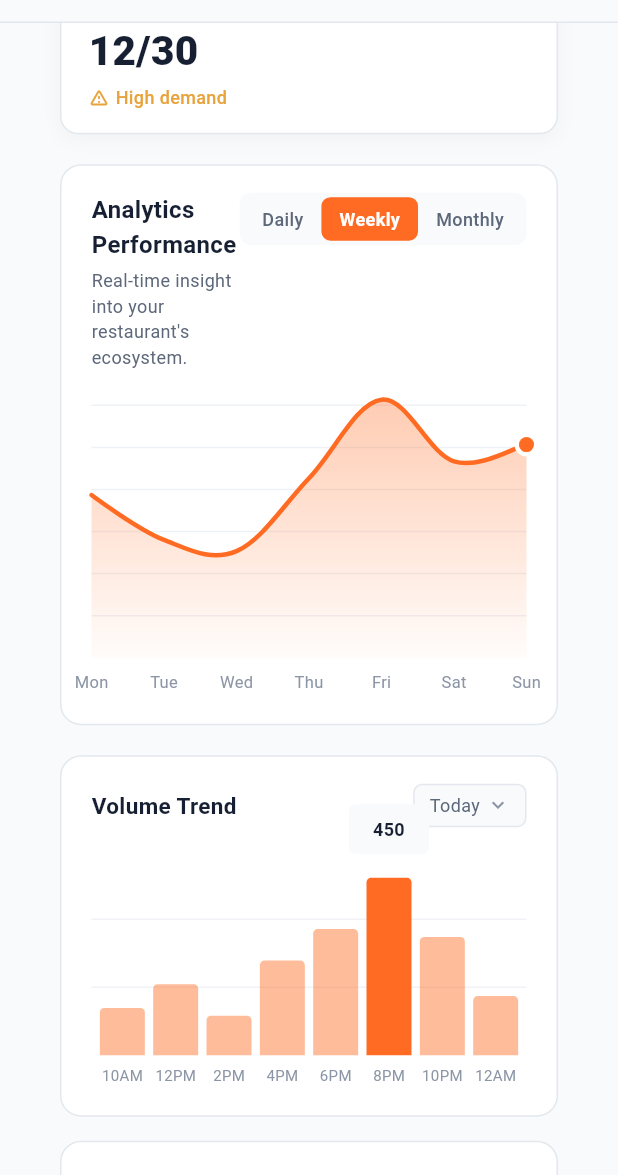
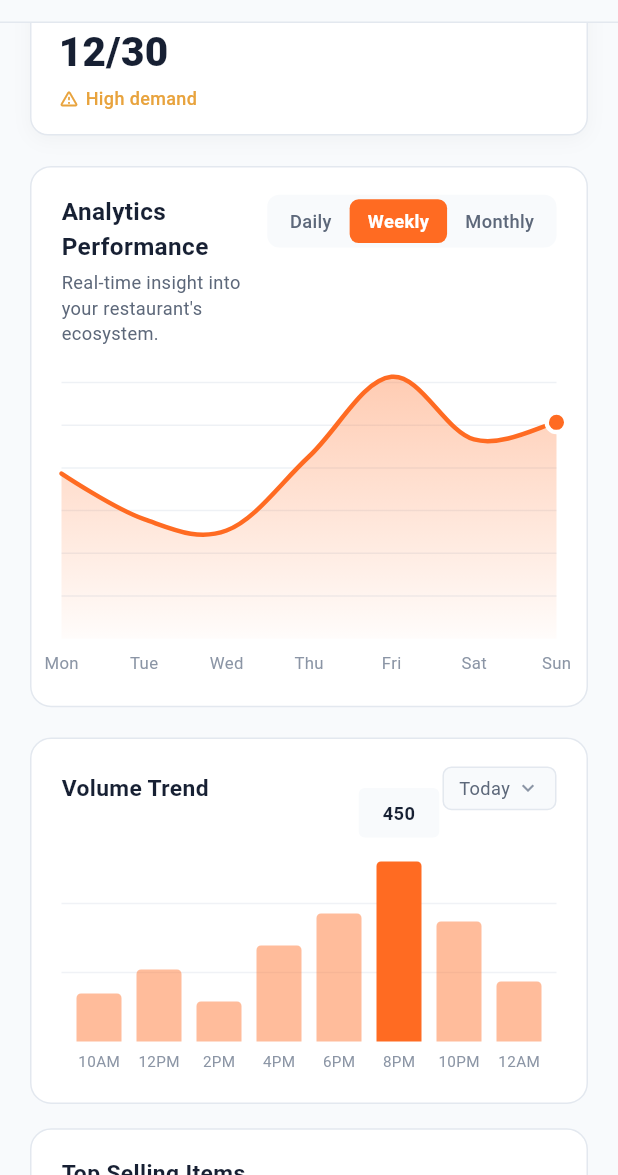
Before and after one commit to shubhnesh/RDX-Admin-Panel, a Flutter app: the screen it shows once a user with an empty profile is signed in, scrolled down 576 dp, on a phone screen of 412 x 824 dp, the part 61-1236 px from its top. Run offline on Flutter 3.47's test engine with Material 3 defaults, Android fonts, the phone set to English and light mode, and no system bars; drawn by our look-alikes of fl_chart; our stand-ins replace cloud_firestore, firebase_auth, firebase_core; accounts and stored records are empty; Roboto replaces fonts that are missing (Segoe UI).

Commit message:
improving dashboard responsiveness

```diff
--- a/lib/screens/dashboard/dashboard_screen.dart
+++ b/lib/screens/dashboard/dashboard_screen.dart
@@ -45,16 +45,16 @@ class _DashboardScreenState extends State<DashboardScreen> {
                   color: AppColors.primary,
                   onRefresh: provider.load,
                   child: ListView(
-                    padding: Responsive.pagePadding(context),
+                    padding: context.defaultScreenPadding(),
                     children: [
                       _buildTopBar(colors),
-                      const SizedBox(height: 20),
+                      SizedBox(height: context.h(20)),
                       _buildStatCards(provider.stats!, colors),
-                      const SizedBox(height: 20),
+                      SizedBox(height: context.h(20)),
                       _buildAnalyticsCard(provider.stats!, colors),
-                      const SizedBox(height: 20),
+                      SizedBox(height: context.h(20)),
                       _buildMiddleRow(provider.stats!, colors),
-                      const SizedBox(height: 20),
+                      SizedBox(height: context.h(20)),
                       _buildRecentActivity(provider.recentActivity, colors),
                     ],
                   ),
@@ -68,7 +68,7 @@ class _DashboardScreenState extends State<DashboardScreen> {
 
   Widget _buildTopBar(AppColorScheme colors) {
     return RdxSearchToolbar(
-      hintText: 'Search orders, items...',
+      hintText: 'Search orders, items..',
       actions: [
         _plainIconBtn(colors,
             icon: Icons.notifications_outlined,
@@ -93,22 +93,25 @@ class _DashboardScreenState extends State<DashboardScreen> {
       onTap: onTap,
       borderRadius: BorderRadius.circular(20),
       child: Padding(
-        padding: const EdgeInsets.all(6),
+        padding: EdgeInsets.all(context.h(6)),
         child: Stack(
           clipBehavior: Clip.none,
           children: [
-            Icon(icon, size: 21, color: colors.textSecondary),
+            Icon(icon, size: context.h(21), color: colors.textSecondary),
             if (badge)
               Positioned(
                 top: -1,
                 right: -1,
                 child: Container(
-                  width: 7,
-                  height: 7,
+                  width: context.w(7),
+                  height: context.h(7),
                   decoration: BoxDecoration(
                     color: AppColors.primary,
                     shape: BoxShape.circle,
-                    border: Border.all(color: colors.background, width: 1),
+                    border: Border.all(
+                      color: colors.background,
+                      width: context.w(1),
+                    ),
                   ),
                 ),
               ),
@@ -166,7 +169,7 @@ class _DashboardScreenState extends State<DashboardScreen> {
       return Column(
         children: [
           for (var i = 0; i < cards.length; i++) ...[
-            if (i > 0) const SizedBox(height: 12),
+            if (i > 0) SizedBox(height: context.h(12)),
             _statCard(cards[i]),
           ],
         ],
@@ -176,7 +179,7 @@ class _DashboardScreenState extends State<DashboardScreen> {
     return Row(
       children: [
         for (var i = 0; i < cards.length; i++) ...[
-          if (i > 0) const SizedBox(width: 14),
+          if (i > 0) SizedBox(width: context.w(14)),
           Expanded(child: _statCard(cards[i])),
         ],
       ],
@@ -209,7 +212,12 @@ class _DashboardScreenState extends State<DashboardScreen> {
         .toList();
 
     return Container(
-      padding: const EdgeInsets.fromLTRB(20, 18, 20, 16),
+      padding: EdgeInsets.fromLTRB(
+        context.w(20),
+        context.h(18),
+        context.w(20),
+        context.h(16),
+      ),
       decoration: BoxDecoration(
         color: colors.surface,
         borderRadius: BorderRadius.circular(14),
@@ -229,15 +237,17 @@ class _DashboardScreenState extends State<DashboardScreen> {
                       'Analytics Performance',
                       style: TextStyle(
                         color: colors.textPrimary,
-                        fontSize: 16,
+                        fontSize: context.h(16),
                         fontWeight: FontWeight.w600,
                       ),
                     ),
-                    const SizedBox(height: 4),
+                    SizedBox(height: context.h(4)),
                     Text(
                       "Real-time insight into your restaurant's ecosystem.",
-                      style:
-                          TextStyle(color: colors.textSecondary, fontSize: 12),
+                      style: TextStyle(
+                        color: colors.textSecondary,
+                        fontSize: context.h(12),
+                      ),
                     ),
                   ],
                 ),
@@ -245,9 +255,9 @@ class _DashboardScreenState extends State<DashboardScreen> {
               _periodTabs(colors),
             ],
           ),
-          const SizedBox(height: 20),
+          SizedBox(height: context.h(20)),
           SizedBox(
-            height: 200,
+            height: context.h(200),
             child: LineChart(
               LineChartData(
                 minY: 0,
@@ -257,7 +267,7 @@ class _DashboardScreenState extends State<DashboardScreen> {
                   horizontalInterval: 15,
                   getDrawingHorizontalLine: (v) => FlLine(
                     color: colors.border.withOpacity(0.6),
-                    strokeWidth: 1,
+                    strokeWidth: context.w(1),
                   ),
                 ),
                 titlesData: FlTitlesData(
@@ -270,17 +280,18 @@ class _DashboardScreenState extends State<DashboardScreen> {
                   bottomTitles: AxisTitles(
                     sideTitles: SideTitles(
                       showTitles: true,
-                      reservedSize: 28,
+                      reservedSize: context.h(28),
                       interval: 1,
                       getTitlesWidget: (value, meta) {
                         final i = value.toInt();
                         if (i < 0 || i >= days.length) return const SizedBox();
                         return Padding(
-                          padding: const EdgeInsets.only(top: 8),
+                          padding: EdgeInsets.only(top: context.h(8)),
                           child: Text(
                             days[i],
                             style: TextStyle(
-                                color: colors.textMuted, fontSize: 11),
+                                color: colors.textMuted,
+                                fontSize: context.h(11)),
                           ),
                         );
                       },
@@ -298,7 +309,7 @@ class _DashboardScreenState extends State<DashboardScreen> {
                             TextStyle(
                               color: colors.textPrimary,
                               fontWeight: FontWeight.w600,
-                              fontSize: 12,
+                              fontSize: context.h(12),
                             ),
                           ),
                         )
@@ -311,16 +322,16 @@ class _DashboardScreenState extends State<DashboardScreen> {
                     isCurved: true,
                     curveSmoothness: 0.35,
                     color: AppColors.primary,
-                    barWidth: 3,
+                    barWidth: context.w(3),
                     isStrokeCapRound: true,
                     dotData: FlDotData(
                       show: true,
                       getDotPainter: (spot, percent, bar, index) {
                         if (index == spots.length - 1) {
                           return FlDotCirclePainter(
-                            radius: 5,
+                            radius: context.w(5),
                             color: AppColors.primary,
-                            strokeWidth: 3,
+                            strokeWidth: context.w(3),
                             strokeColor: colors.surface,
                           );
                         }
@@ -354,7 +365,7 @@ class _DashboardScreenState extends State<DashboardScreen> {
   Widget _periodTabs(AppColorScheme colors) {
     const periods = ['Daily', 'Weekly', 'Monthly'];
     return Container(
-      padding: const EdgeInsets.all(3),
+      padding: EdgeInsets.all(context.w(3)),
       decoration: BoxDecoration(
         color: colors.surfaceVariant,
         borderRadius: BorderRadius.circular(8),
@@ -367,7 +378,10 @@ class _DashboardScreenState extends State<DashboardScreen> {
             onTap: () => setState(() => _chartPeriod = p),
             child: AnimatedContainer(
               duration: const Duration(milliseconds: 160),
-              padding: const EdgeInsets.symmetric(horizontal: 12, vertical: 6),
+              padding: EdgeInsets.symmetric(
+                horizontal: context.w(12),
+                vertical: context.h(6),
+              ),
               decoration: BoxDecoration(
                 color: selected ? AppColors.primary : Colors.transparent,
                 borderRadius: BorderRadius.circular(6),
@@ -376,7 +390,7 @@ class _DashboardScreenState extends State<DashboardScreen> {
                 p,
                 style: TextStyle(
                   color: selected ? Colors.white : colors.textSecondary,
-                  fontSize: 12,
+                  fontSize: context.h(12),
                   fontWeight: selected ? FontWeight.w600 : FontWeight.w500,
                 ),
               ),
@@ -398,7 +412,7 @@ class _DashboardScreenState extends State<DashboardScreen> {
       return Column(
         children: [
           _buildVolumeTrend(s, colors),
-          const SizedBox(height: 16),
+          SizedBox(height: context.h(16)),
           _buildTopSelling(s, colors),
         ],
       );
@@ -408,7 +422,7 @@ class _DashboardScreenState extends State<DashboardScreen> {
       crossAxisAlignment: CrossAxisAlignment.start,
       children: [
         Expanded(flex: 3, child: _buildVolumeTrend(s, colors)),
-        const SizedBox(width: 16),
+        SizedBox(width: context.w(16)),
         Expanded(flex: 2, child: _buildTopSelling(s, colors)),
       ],
     );
@@ -421,7 +435,12 @@ class _DashboardScreenState extends State<DashboardScreen> {
     final peakIndex = s.hourlyVolume.indexOf(peakValue);
 
     return Container(
-      padding: const EdgeInsets.fromLTRB(20, 18, 20, 16),
+      padding: EdgeInsets.fromLTRB(
+        context.w(20),
+        context.h(18),
+        context.w(20),
+        context.h(16),
+      ),
       decoration: BoxDecoration(
         color: colors.surface,
         borderRadius: BorderRadius.circular(14),
@@ -436,14 +455,16 @@ class _DashboardScreenState extends State<DashboardScreen> {
                 'Volume Trend',
                 style: TextStyle(
                   color: colors.textPrimary,
-                  fontSize: 15,
+                  fontSize: context.h(15),
                   fontWeight: FontWeight.w600,
                 ),
               ),
               const Spacer(),
               Container(
-                padding:
-                    const EdgeInsets.symmetric(horizontal: 10, vertical: 5),
+                padding: EdgeInsets.symmetric(
+                  horizontal: context.w(10),
+                  vertical: context.h(5),
+                ),
                 decoration: BoxDecoration(
                   color: colors.surfaceVariant,
                   borderRadius: BorderRadius.circular(6),
@@ -454,10 +475,12 @@ class _DashboardScreenState extends State<DashboardScreen> {
                   children: [
                     Text(
                       'Today',
-                      style:
-                          TextStyle(color: colors.textSecondary, fontSize: 12),
+                      style: TextStyle(
+                        color: colors.textSecondary,
+                        fontSize: context.h(12),
+                      ),
                     ),
-                    const SizedBox(width: 4),
+                    SizedBox(width: context.w(4)),
                     Icon(Icons.keyboard_arrow_down,
                         size: 16, color: colors.textMuted),
                   ],
@@ -465,9 +488,9 @@ class _DashboardScreenState extends State<DashboardScreen> {
               ),
             ],
           ),
-          const SizedBox(height: 16),
+          SizedBox(height: context.h(16)),
           SizedBox(
-            height: 160,
+            height: context.h(160),
             child: BarChart(
               BarChartData(
                 maxY: maxY,
@@ -477,7 +500,7 @@ class _DashboardScreenState extends State<DashboardScreen> {
                   horizontalInterval: maxY / 3,
                   getDrawingHorizontalLine: (_) => FlLine(
                     color: colors.border.withOpacity(0.55),
-                    strokeWidth: 1,
+                    strokeWidth: context.w(1),
                   ),
                 ),
                 borderData: FlBorderData(show: false),
@@ -491,18 +514,19 @@ class _DashboardScreenState extends State<DashboardScreen> {
                   bottomTitles: AxisTitles(
                     sideTitles: SideTitles(
                       showTitles: true,
-                      reservedSize: 24,
+                      reservedSize: context.h(24),
                       getTitlesWidget: (value, meta) {
                         final i = value.toInt();
                         if (i < 0 || i >= labels.length) {
                           return const SizedBox();
                         }
                         return Padding(
-                          padding: const EdgeInsets.only(top: 6),
+                          padding: EdgeInsets.only(top: context.h(6)),
                           child: Text(
                             labels[i],
                             style: TextStyle(
-                                color: colors.textMuted, fontSize: 10),
+                                color: colors.textMuted,
+                                fontSize: context.h(10)),
                           ),
                         );
                       },
@@ -518,7 +542,7 @@ class _DashboardScreenState extends State<DashboardScreen> {
                         TextStyle(
                           color: colors.textPrimary,
                           fontWeight: FontWeight.w600,
-                          fontSize: 12,
+                          fontSize: context.h(12),
                         ),
                       );
                     },
@@ -531,9 +555,10 @@ class _DashboardScreenState extends State<DashboardScreen> {
                     barRods: [
                       BarChartRodData(
                         toY: e.value,
-                        width: 30,
-                        borderRadius: const BorderRadius.vertical(
-                            top: Radius.circular(3)),
+                        width: context.w(30),
+                        borderRadius: BorderRadius.vertical(
+                          top: Radius.circular(context.w(3)),
+                        ),
                         color: isPeak
                             ? AppColors.primary
                             : AppColors.primary.withOpacity(0.45),
@@ -552,7 +577,12 @@ class _DashboardScreenState extends State<DashboardScreen> {
 
   Widget _buildTopSelling(DashboardStatsModel s, AppColorScheme colors) {
     return Container(
-      padding: const EdgeInsets.fromLTRB(20, 18, 20, 12),
+      padding: EdgeInsets.fromLTRB(
+        context.w(20),
+        context.h(18),
+        context.w(20),
+        context.h(12),
+      ),
       decoration: BoxDecoration(
         color: colors.surface,
         borderRadius: BorderRadius.circular(14),
@@ -565,15 +595,15 @@ class _DashboardScreenState extends State<DashboardScreen> {
             'Top Selling Items',
             style: TextStyle(
               color: colors.textPrimary,
-              fontSize: 15,
+              fontSize: context.h(15),
               fontWeight: FontWeight.w600,
             ),
           ),
-          const SizedBox(height: 14),
+          SizedBox(height: context.h(14)),
           for (final item in s.topSellingItems) ...[
             _topItemRow(item, colors),
             if (item != s.topSellingItems.last)
-              Divider(height: 20, color: colors.divider),
+              Divider(height: context.h(20), color: colors.divider),
           ],
         ],
       ),
@@ -584,8 +614,8 @@ class _DashboardScreenState extends State<DashboardScreen> {
     return Row(
       children: [
         Container(
-          width: 28,
-          height: 28,
+          width: context.w(28),
+          height: context.h(28),
           alignment: Alignment.center,
           decoration: BoxDecoration(
             color: item.rank == 1
@@ -597,12 +627,12 @@ class _DashboardScreenState extends State<DashboardScreen> {
             '${item.rank}',
             style: TextStyle(
               color: item.rank == 1 ? AppColors.primary : colors.textSecondary,
-              fontSize: 13,
+              fontSize: context.h(13),
               fontWeight: FontWeight.w700,
             ),
           ),
         ),
-        const SizedBox(width: 12),
+        SizedBox(width: context.w(12)),
         Expanded(
           child: Column(
             crossAxisAlignment: CrossAxisAlignment.start,
@@ -611,14 +641,17 @@ class _DashboardScreenState extends State<DashboardScreen> {
                 item.name,
                 style: TextStyle(
                   color: colors.textPrimary,
-                  fontSize: 13,
+                  fontSize: context.h(13),
                   fontWeight: FontWeight.w600,
                 ),
                 overflow: TextOverflow.ellipsis,
               ),
               Text(
                 '${item.orders} Orders',
-                style: TextStyle(color: colors.textMuted, fontSize: 11),
+                style: TextStyle(
+                  color: colors.textMuted,
+                  fontSize: context.h(11),
+                ),
               ),
             ],
           ),
@@ -627,7 +660,7 @@ class _DashboardScreenState extends State<DashboardScreen> {
           '\$${item.revenue.toStringAsFixed(0)}',
           style: TextStyle(
             color: colors.textPrimary,
-            fontSize: 13,
+            fontSize: context.h(13),
             fontWeight: FontWeight.w600,
           ),
         ),
@@ -642,7 +675,12 @@ class _DashboardScreenState extends State<DashboardScreen> {
   Widget _buildRecentActivity(
       List<ActivityLogModel> logs, AppColorScheme colors) {
     return Container(
-      padding: const EdgeInsets.fromLTRB(20, 18, 20, 8),
+      padding: EdgeInsets.fromLTRB(
+        context.w(20),
+        context.h(18),
+        context.w(20),
+        context.h(8),
+      ),
       decoration: BoxDecoration(
         color: colors.surface,
         borderRadius: BorderRadius.circular(14),
@@ -657,7 +695,7 @@ class _DashboardScreenState extends State<DashboardScreen> {
                 'Recent Activity',
                 style: TextStyle(
                   color: colors.textPrimary,
-                  fontSize: 15,
+                  fontSize: context.h(15),
                   fontWeight: FontWeight.w600,
                 ),
               ),
@@ -666,31 +704,31 @@ class _DashboardScreenState extends State<DashboardScreen> {
                 onPressed: () {},
                 style: TextButton.styleFrom(
                   foregroundColor: AppColors.primary,
-                  padding: const EdgeInsets.symmetric(horizontal: 8),
+                  padding: EdgeInsets.symmetric(horizontal: context.w(8)),
                   minimumSize: Size.zero,
                   tapTargetSize: MaterialTapTargetSize.shrinkWrap,
                 ),
-                child: const Text(
+                child: Text(
                   'VIEW ALL',
                   style: TextStyle(
-                      fontSize: 12,
+                      fontSize: context.h(12),
                       fontWeight: FontWeight.w600,
                       letterSpacing: 0.5),
                 ),
               ),
             ],
           ),
-          const SizedBox(height: 8),
+          SizedBox(height: context.h(8)),
           // Header row
           Padding(
-            padding: const EdgeInsets.symmetric(vertical: 8),
+            padding: EdgeInsets.symmetric(vertical: context.h(8)),
             child: Row(
               children: [
                 _colHeader(colors, 'ID', flex: 2),
                 _colHeader(colors, 'TIME', flex: 2),
                 _colHeader(colors, 'EVENT', flex: 4),
                 _colHeader(colors, 'STATUS/ROLE', flex: 2),
-                const SizedBox(width: 36),
+                SizedBox(width: context.w(36)),
               ],
             ),
           ),
@@ -708,7 +746,7 @@ class _DashboardScreenState extends State<DashboardScreen> {
         text,
         style: TextStyle(
           color: colors.textMuted,
-          fontSize: 11,
+          fontSize: context.h(11),
           fontWeight: FontWeight.w600,
           letterSpacing: 0.5,
         ),
@@ -746,7 +784,7 @@ class _DashboardScreenState extends State<DashboardScreen> {
     }
 
     return Container(
-      padding: const EdgeInsets.symmetric(vertical: 12),
+      padding: EdgeInsets.symmetric(vertical: context.h(12)),
       decoration: BoxDecoration(
         border:
             Border(bottom: BorderSide(color: colors.divider.withOpacity(0.6))),
@@ -759,7 +797,7 @@ class _DashboardScreenState extends State<DashboardScreen> {
               '#${log.id}',
               style: TextStyle(
                 color: colors.textPrimary,
-                fontSize: 13,
+                fontSize: context.h(13),
                 fontWeight: FontWeight.w600,
               ),
             ),
@@ -768,14 +806,20 @@ class _DashboardScreenState extends State<DashboardScreen> {
             flex: 2,
             child: Text(
               Formatters.timeAgo(log.timestamp),
-              style: TextStyle(color: colors.textSecondary, fontSize: 12),
+              style: TextStyle(
+                color: colors.textSecondary,
+                fontSize: context.h(12),
+              ),
             ),
           ),
           Expanded(
             flex: 4,
             child: Text(
               log.action,
-              style: TextStyle(color: colors.textPrimary, fontSize: 13),
+              style: TextStyle(
+                color: colors.textPrimary,
+                fontSize: context.h(13),
+              ),
               overflow: TextOverflow.ellipsis,
             ),
           ),
@@ -784,7 +828,10 @@ class _DashboardScreenState extends State<DashboardScreen> {
             child: Align(
               alignment: Alignment.centerLeft,
               child: Container(
-                padding: const EdgeInsets.symmetric(horizontal: 8, vertical: 4),
+                padding: EdgeInsets.symmetric(
+                  horizontal: context.w(8),
+                  vertical: context.h(4),
+                ),
                 decoration: BoxDecoration(
                   color: badgeBg,
                   borderRadius: BorderRadius.circular(6),
@@ -793,7 +840,7 @@ class _DashboardScreenState extends State<DashboardScreen> {
                   status,
                   style: TextStyle(
                     color: badgeFg,
-                    fontSize: 10,
+                    fontSize: context.h(10),
                     fontWeight: FontWeight.w700,
                     letterSpacing: 0.3,
                   ),
@@ -802,10 +849,14 @@ class _DashboardScreenState extends State<DashboardScreen> {
             ),
           ),
           SizedBox(
-            width: 36,
+            width: context.w(36),
             child: IconButton(
               onPressed: () {},
-              icon: Icon(Icons.more_vert, size: 18, color: colors.textMuted),
+              icon: Icon(
+                Icons.more_vert,
+                size: context.h(18),
+                color: colors.textMuted,
+              ),
               padding: EdgeInsets.zero,
               constraints: const BoxConstraints(),
             ),
```
